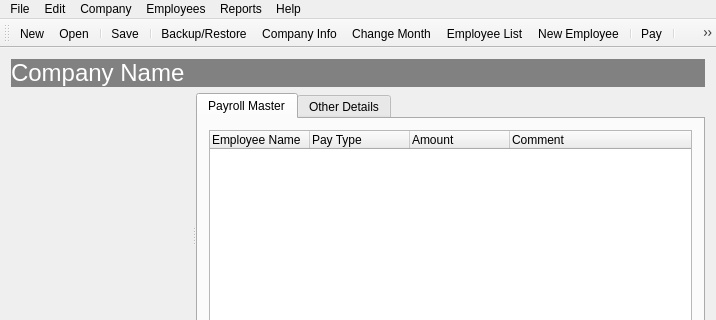
Above: payroll/payrollmainwindow.ui from jayjay-w/payroll before the change; both pictures show x 0 to 716 and y 0 to 320 of the 716 by 613 pixel window. Below: the same form after it.
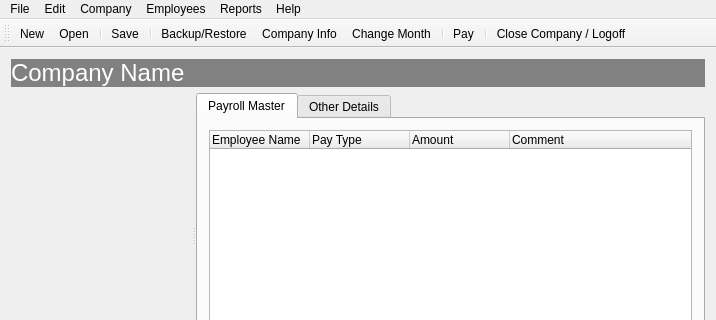
That is the form after the change. Icons and pictures are not drawn. Custom widgets are drawn as their Qt base class.

Commit message:
Startt implementation of EmployeeListView
This will be a QTreeView carrying all employees.

```diff
--- a/payroll/payrollmainwindow.ui
+++ b/payroll/payrollmainwindow.ui
@@ -272,8 +272,6 @@
    <addaction name="actionBackup_Restore"/>
    <addaction name="actionCompany_Info"/>
    <addaction name="actionChange_Month"/>
-   <addaction name="actionEmployee_List"/>
-   <addaction name="actionRecruit"/>
    <addaction name="separator"/>
    <addaction name="actionPay"/>
    <addaction name="separator"/>
```
Left out of the diff: 4 changed lines with no effect on the pictures. The commit also changes 5 other files.
